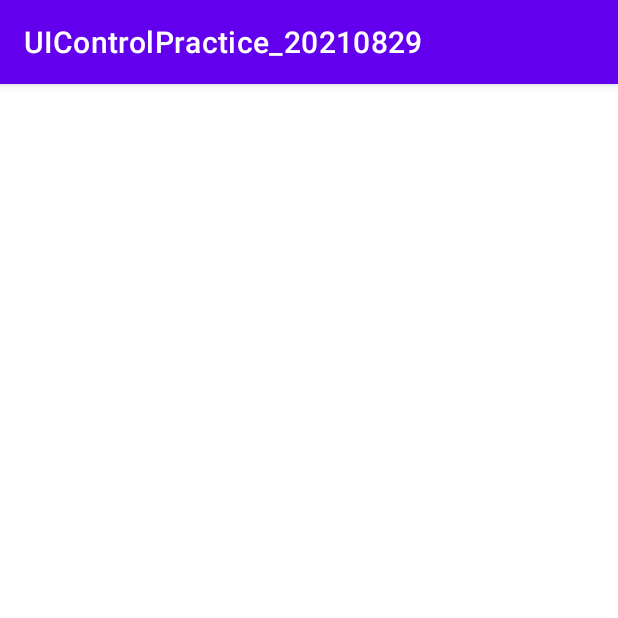
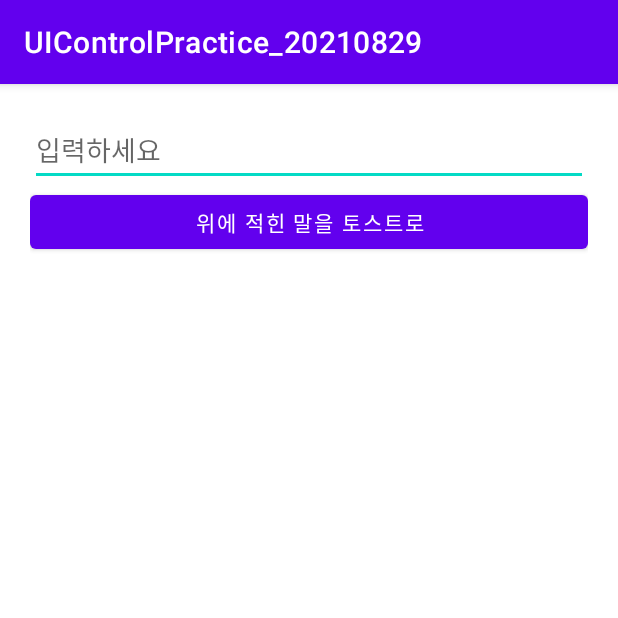
Before and after one commit to clearsky77/UIControlPractice_20210829, an Android app: the screen it shows after launch (MainActivity), on a phone screen of 412 x 824 dp, the top half of it. Run offline under Robolectric (Android 15) with nearby library versions, the phone set to English and light mode, and no system bars.

Commit message:
연습용 UI 작업

```diff
--- a/app/src/main/res/layout/activity_main.xml
+++ b/app/src/main/res/layout/activity_main.xml
@@ -1,10 +1,23 @@
 <?xml version="1.0" encoding="utf-8"?>
-<androidx.appcompat.widget.LinearLayoutCompat xmlns:android="http://schemas.android.com/apk/res/android"
+<LinearLayout xmlns:android="http://schemas.android.com/apk/res/android"
     xmlns:app="http://schemas.android.com/apk/res-auto"
     xmlns:tools="http://schemas.android.com/tools"
     android:layout_width="match_parent"
     android:layout_height="match_parent"
     android:orientation="vertical"
+    android:padding="20dp"
     tools:context=".MainActivity">
 
-</androidx.appcompat.widget.LinearLayoutCompat>
+    <EditText
+        android:id="@+id/messageEdt"
+        android:layout_width="match_parent"
+        android:layout_height="wrap_content"
+        android:hint="입력하세요"/>
+
+    <Button
+        android:id="@+id/toastBtn"
+        android:layout_width="match_parent"
+        android:layout_height="wrap_content"
+        android:text="위에 적힌 말을 토스트로"/> --입력한 것을 토스트로 보여준다.
+
+</LinearLayout>
```
